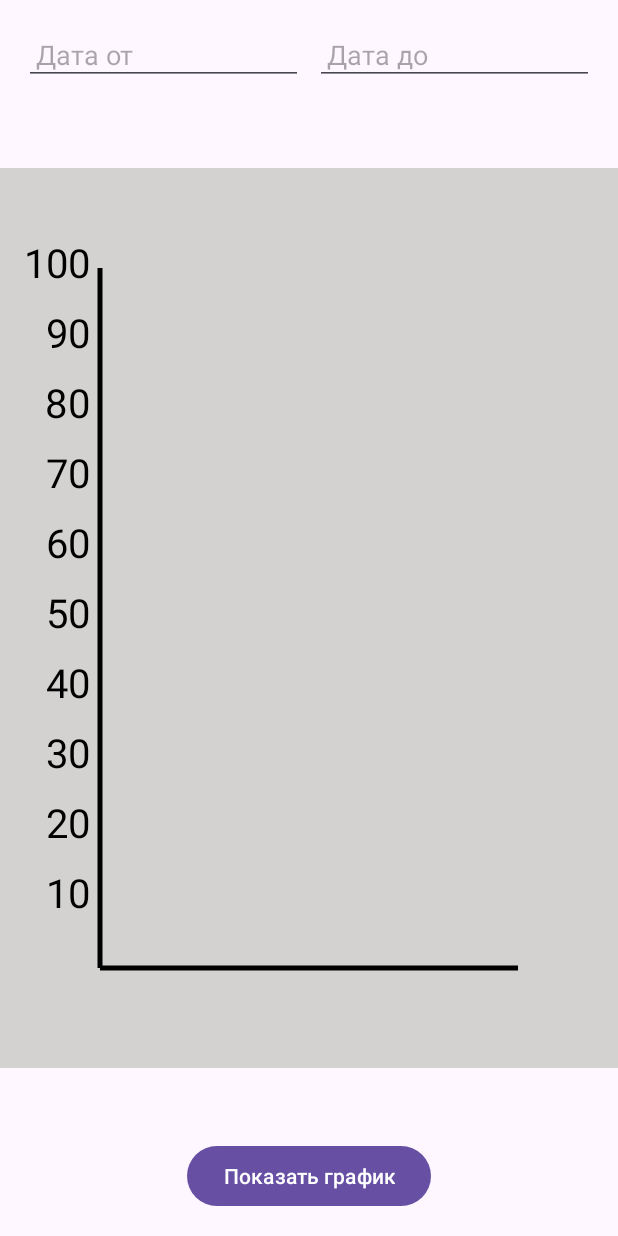
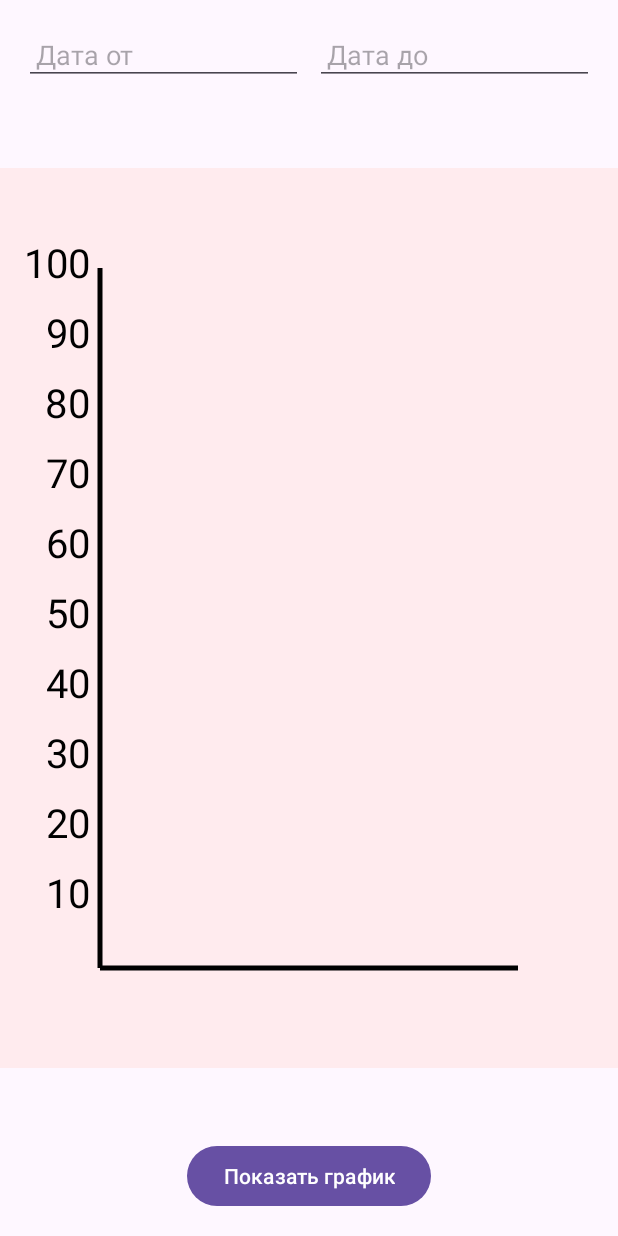
Before and after one commit to Olesya251925/MoodDiary_2, an Android app: the ChartActivity screen opened directly, with no data from a screen before it, on a phone screen of 412 x 824 dp. Run offline under Robolectric (Android 15) with nearby library versions, the phone set to English and light mode, and no system bars; our stand-ins replace Room's generated code, data binding.

Commit message:
Update colors.xml

```diff
--- a/app/src/main/res/values/colors.xml
+++ b/app/src/main/res/values/colors.xml
@@ -4,6 +4,6 @@
     <color name="white">#FFFFFFFF</color>
     <color name="color">#FF4081</color>
     <color name="blue">#2196F3</color>
-    <color name="aaa">#D3D2D1</color>
+    <color name="aaa">#FFEBEE</color>
     <color name="red">#F3215C</color>
 </resources>
```
